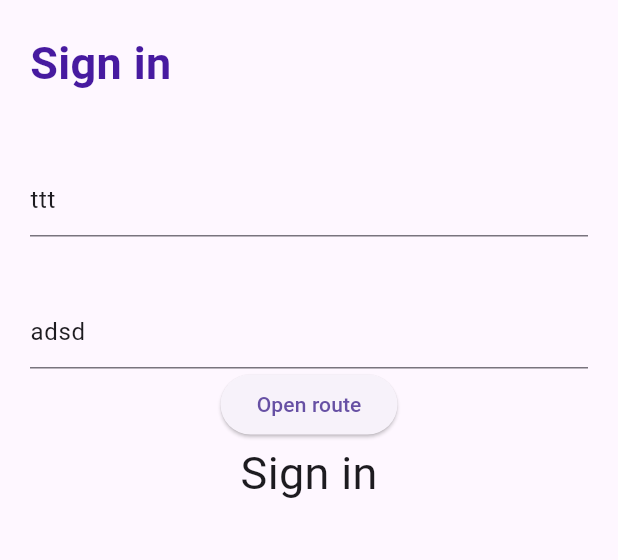
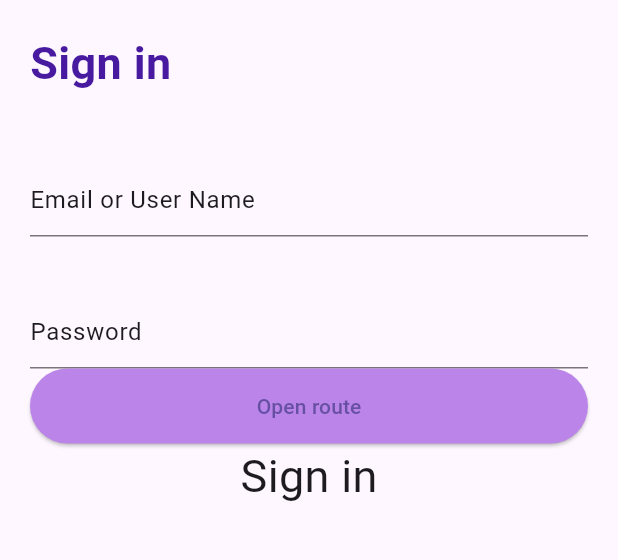
Before and after one commit to pkarpinski005/app-flutter, a Flutter app: the screen it shows after launch, on a phone screen of 412 x 824 dp, the part 287-847 px from its top. Run offline on Flutter 3.47's test engine with Material 3 defaults, Android fonts, the phone set to English and light mode, and no system bars.

Commit message:
open route color

```diff
--- a/lib/utils/app_colors.dart
+++ b/lib/utils/app_colors.dart
@@ -2,4 +2,6 @@ import 'dart:ui';
 
 class AppColors {
   static const purpleColor = Color(0xFF471AA0);
+  static const pinkColor = Color(0xFFBB84E8);
+
 }
--- a/lib/views/login/login_view.dart
+++ b/lib/views/login/login_view.dart
@@ -24,11 +24,15 @@ class LoginView extends StatelessWidget {
                 SizedBox(height: 21),
                 _signIn,
                 SizedBox(height: 46),
-                BasicTextFromField(initialValue: 'ttt'),
+                BasicTextFromField(initialValue: 'Email or User Name'),
                 SizedBox(height: 40),
-                BasicTextFromField(initialValue: 'adsd'),
+                BasicTextFromField(initialValue: 'Password'),
                 ElevatedButton(
-                  child: const Text('Open route'),
+                  style: ElevatedButton.styleFrom(
+                    backgroundColor: AppColors.pinkColor,
+                    minimumSize: const Size(500, 50),
+                  )  ,
+                  child: const Text('Open route') ,
                   onPressed: () {
                     Navigator.push(
                       context,
```
